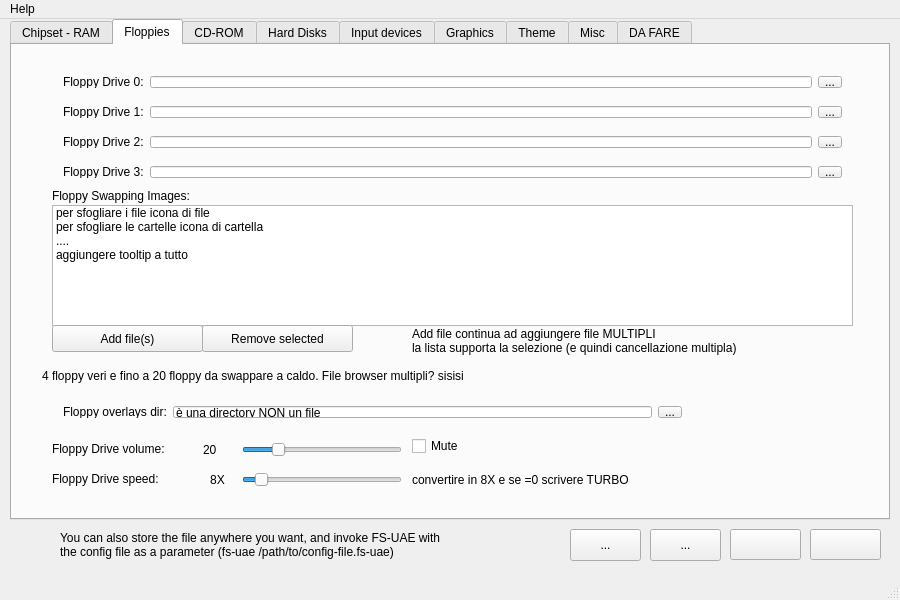
Before: the Qt Designer form amiga.ui in PSRAmiga/fs-uae, drawn with Qt 5.
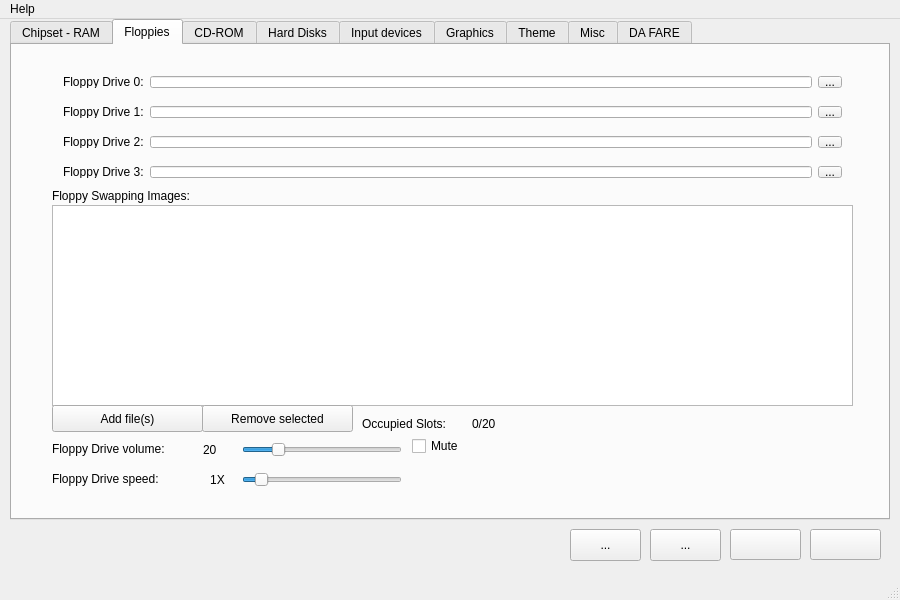
After: the same form once the commit is applied. The open tabs and pages were chosen to show the change. Icons and pictures are not drawn.

Commit message: gestione floppy e lista file multipli

What changed in the file:
```diff
--- a/amiga.ui
+++ b/amiga.ui
@@ -696,19 +696,6 @@
      <attribute name="title">
       <string>Floppies</string>
      </attribute>
-     <widget class="QLabel" name="label_26">
-      <property name="geometry">
-       <rect>
-        <x>30</x>
-        <y>310</y>
-        <width>671</width>
-        <height>41</height>
-       </rect>
-      </property>
-      <property name="text">
-       <string>4 floppy veri e fino a 20 floppy da swappare a caldo. File browser multipli? sisisi</string>
-      </property>
-     </widget>
      <widget class="QWidget" name="verticalLayoutWidget_3">
       <property name="geometry">
        <rect>
@@ -875,38 +862,18 @@
         <x>40</x>
         <y>160</y>
         <width>801</width>
-        <height>121</height>
+        <height>201</height>
        </rect>
       </property>
       <property name="selectionMode">
        <enum>QAbstractItemView::MultiSelection</enum>
       </property>
-      <item>
-       <property name="text">
-        <string>per sfogliare i file icona di file</string>
-       </property>
-      </item>
-      <item>
-       <property name="text">
-        <string>per sfogliare le cartelle icona di cartella</string>
-       </property>
-      </item>
-      <item>
-       <property name="text">
-        <string>....</string>
-       </property>
-      </item>
-      <item>
-       <property name="text">
-        <string>aggiungere tooltip a tutto</string>
-       </property>
-      </item>
      </widget>
      <widget class="QPushButton" name="floppySwappingImagesAddPushButton">
       <property name="geometry">
        <rect>
         <x>40</x>
-        <y>280</y>
+        <y>360</y>
         <width>151</width>
         <height>27</height>
        </rect>
@@ -932,7 +899,7 @@
       <property name="geometry">
        <rect>
         <x>190</x>
-        <y>280</y>
+        <y>360</y>
         <width>151</width>
         <height>27</height>
        </rect>
@@ -945,63 +912,6 @@
         <normaloff>:/Images/Images/designer-property-editor-remove-dynamic.png</normaloff>:/Images/Images/designer-property-editor-remove-dynamic.png</iconset>
       </property>
      </widget>
-     <widget class="QLabel" name="label_32">
-      <property name="geometry">
-       <rect>
-        <x>400</x>
-        <y>280</y>
-        <width>431</width>
-        <height>31</height>
-       </rect>
-      </property>
-      <property name="text">
-       <string>Add file continua ad aggiungere file MULTIPLI
-la lista supporta la selezione (e quindi cancellazione multipla)</string>
-      </property>
-     </widget>
-     <widget class="QWidget" name="verticalLayoutWidget_7">
-      <property name="geometry">
-       <rect>
-        <x>40</x>
-        <y>350</y>
-        <width>641</width>
-        <height>34</height>
-       </rect>
-      </property>
-      <layout class="QHBoxLayout" name="floppyOverlaysDirPanel">
-       <item>
-        <widget class="QLabel" name="floppyOverlaysDirLabel">
-         <property name="text">
-          <string>Floppy overlays dir:</string>
-         </property>
-        </widget>
-       </item>
-       <item>
-        <widget class="QLineEdit" name="floppyOverlaysDirLineEdit">
-         <property name="text">
-          <string>è una directory NON un file</string>
-         </property>
-         <property name="maxLength">
-          <number>32000</number>
-         </property>
-         <property name="readOnly">
-          <bool>true</bool>
-         </property>
-        </widget>
-       </item>
-       <item>
-        <widget class="QToolButton" name="floppyOverlaysDirToolButton">
-         <property name="text">
-          <string>...</string>
-         </property>
-         <property name="icon">
-          <iconset resource="ICO.qrc">
-           <normaloff>:/Images/Images/linguist-fileopen.png</normaloff>:/Images/Images/linguist-fileopen.png</iconset>
-         </property>
-        </widget>
-       </item>
-      </layout>
-     </widget>
      <widget class="QLabel" name="floppySwappingImagesLabel">
       <property name="geometry">
        <rect>
@@ -1118,7 +1028,7 @@
        </rect>
       </property>
       <property name="text">
-       <string>8X</string>
+       <string>1X</string>
       </property>
       <property name="alignment">
        <set>Qt::AlignCenter</set>
@@ -1127,14 +1037,27 @@
      <widget class="QLabel" name="label_39">
       <property name="geometry">
        <rect>
-        <x>400</x>
-        <y>420</y>
-        <width>271</width>
-        <height>30</height>
+        <x>350</x>
+        <y>370</y>
+        <width>111</width>
+        <height>17</height>
        </rect>
       </property>
       <property name="text">
-       <string>convertire in 8X e se =0 scrivere TURBO</string>
+       <string>Occupied Slots:</string>
+      </property>
+     </widget>
+     <widget class="QLabel" name="floppyOccupiedSlotsDisplayLabel">
+      <property name="geometry">
+       <rect>
+        <x>460</x>
+        <y>370</y>
+        <width>401</width>
+        <height>17</height>
+       </rect>
+      </property>
+      <property name="text">
+       <string>0/20</string>
       </property>
      </widget>
     </widget>
@@ -5757,20 +5680,6 @@
      <enum>Qt::NoArrow</enum>
     </property>
    </widget>
-   <widget class="QLabel" name="label_11">
-    <property name="geometry">
-     <rect>
-      <x>60</x>
-      <y>510</y>
-      <width>491</width>
-      <height>31</height>
-     </rect>
-    </property>
-    <property name="text">
-     <string>You can also store the file anywhere you want, and invoke FS-UAE with
-the config file as a parameter (fs-uae /path/to/config-file.fs-uae)</string>
-    </property>
-   </widget>
    <widget class="QToolButton" name="loadConfigToolButton">
     <property name="geometry">
      <rect>
```
Left out of the diff: 44 changed lines with no effect on the pictures. The commit also changes 8 other files.
